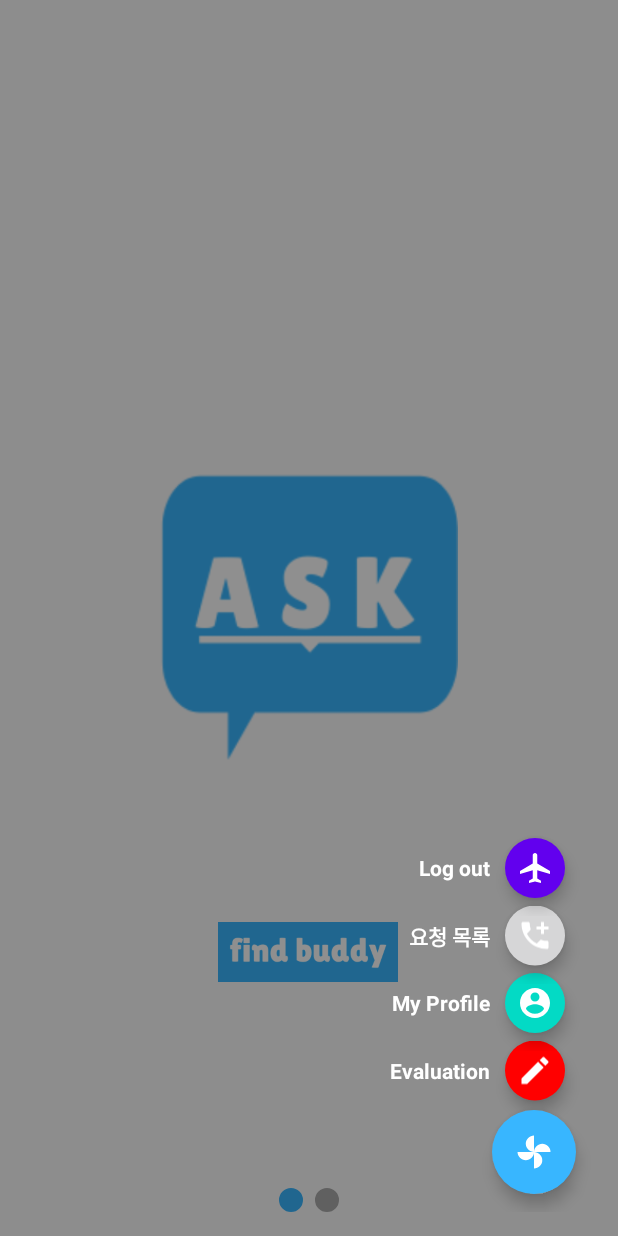
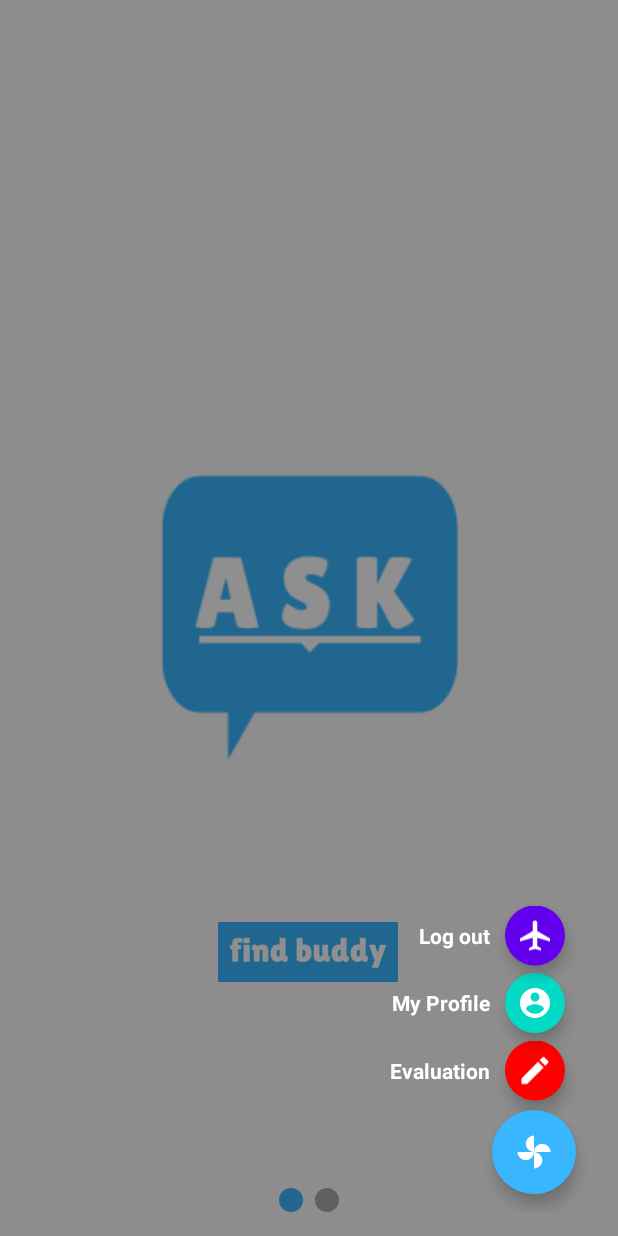
Before and after one commit to kangdonghune/trip22_ver2, an Android app: the QMainActivity screen opened directly, with no data from a screen before it, after a tap on an icon or button, on a phone screen of 412 x 824 dp. Run offline under Robolectric (Android 15) with nearby library versions, the phone set to English and light mode, and no system bars; our stand-ins replace CircleImageView, Firebase (no records; nobody signed in at launch, a user with empty details on screens opened directly), Picasso; libraries missing offline, so code that uses them is left out: com.like; pictures from the network do not load.

Commit message:
버튼 정렬 완료

```diff
--- a/app/src/main/java/com/sw/HeyBuddy2/Main/QMainActivity.java
+++ b/app/src/main/java/com/sw/HeyBuddy2/Main/QMainActivity.java
@@ -36,8 +36,8 @@ public class QMainActivity extends AppCompatActivity {
     private FirebaseFirestore db;
     private FragmentPagerAdapter fragmentPagerAdapter;
 
-    FloatingActionButton fab, fab1, fab2, fab3, fab4;
-    LinearLayout fabLayout1, fabLayout2, fabLayout3, fabLayout4;
+    FloatingActionButton fab, fab1, fab2, fab4;
+    LinearLayout fabLayout1, fabLayout2, fabLayout4;
     View fabBGLayout;
     boolean isFABOpen = false;
 
@@ -63,13 +63,11 @@ public class QMainActivity extends AppCompatActivity {
         //플롯 버튼 제어
         fabLayout1 = (LinearLayout) findViewById(R.id.fabLayout1);
         fabLayout2 = (LinearLayout) findViewById(R.id.fabLayout2);
-        fabLayout3 = (LinearLayout) findViewById(R.id.fabLayout3);
         fabLayout4 = (LinearLayout) findViewById(R.id.fabLayout4);
 
         fab = (FloatingActionButton) findViewById(R.id.fab);
         fab1 = (FloatingActionButton) findViewById(R.id.fab1);
         fab2 = (FloatingActionButton) findViewById(R.id.fab2);
-        fab3 = (FloatingActionButton) findViewById(R.id.fab3);
         fab4 = (FloatingActionButton) findViewById(R.id.fab4);
 
         fabBGLayout = findViewById(R.id.fabBGLayout);
@@ -182,14 +180,12 @@ public class QMainActivity extends AppCompatActivity {
         isFABOpen = true;
         fabLayout1.setVisibility(View.VISIBLE);
         fabLayout2.setVisibility(View.VISIBLE);
-        fabLayout3.setVisibility(View.VISIBLE);
         fabLayout4.setVisibility(View.VISIBLE);
         fabBGLayout.setVisibility(View.VISIBLE);
         fab.animate().rotationBy(180);
         fabLayout1.animate().translationY(-getResources().getDimension(R.dimen.standard_55));
         fabLayout2.animate().translationY(-getResources().getDimension(R.dimen.standard_100));
-        fabLayout3.animate().translationY(-getResources().getDimension(R.dimen.standard_145));
-        fabLayout4.animate().translationY(-getResources().getDimension(R.dimen.standard_190));
+        fabLayout4.animate().translationY(-getResources().getDimension(R.dimen.standard_145));
     }
 
     private void closeFABMenu() {
@@ -198,7 +194,6 @@ public class QMainActivity extends AppCompatActivity {
         fab.animate().rotation(0);
         fabLayout1.animate().translationY(0);
         fabLayout2.animate().translationY(0);
-        fabLayout3.animate().translationY(0);
         fabLayout4.animate().translationY(0).setListener(new Animator.AnimatorListener() {
             @Override
             public void onAnimationStart(Animator animator) { }
@@ -207,7 +202,6 @@ public class QMainActivity extends AppCompatActivity {
                 if (!isFABOpen) {
                     fabLayout1.setVisibility(View.GONE);
                     fabLayout2.setVisibility(View.GONE);
-                    fabLayout3.setVisibility(View.GONE);
                     fabLayout4.setVisibility(View.GONE);
                 }
             }
--- a/app/src/main/res/layout/activity_main.xml
+++ b/app/src/main/res/layout/activity_main.xml
@@ -73,7 +73,7 @@
     </LinearLayout>
 
     <LinearLayout
-        android:id="@+id/fabLayout2"
+        android:id="@+id/fabLayout3"
         android:layout_width="wrap_content"
         android:layout_height="wrap_content"
         android:padding="12dp"
@@ -93,7 +93,7 @@
             android:text="My Profile"/>
 
         <com.google.android.material.floatingactionbutton.FloatingActionButton
-            android:id="@+id/fab2"
+            android:id="@+id/fab3"
             android:layout_width="wrap_content"
             android:layout_height="wrap_content"
             android:layout_marginLeft="10dp"
@@ -104,7 +104,7 @@
 
 
     <LinearLayout
-        android:id="@+id/fabLayout3"
+        android:id="@+id/fabLayout4"
         android:layout_width="wrap_content"
         android:layout_height="wrap_content"
         android:padding="12dp"
@@ -124,45 +124,13 @@
             android:text="요청 받기"/>
 
         <com.google.android.material.floatingactionbutton.FloatingActionButton
-            android:id="@+id/fab3"
+            android:id="@+id/fab4"
             android:layout_width="wrap_content"
             android:layout_height="wrap_content"
             android:layout_marginLeft="10dp"
             app:srcCompat="@drawable/ic_baseline_add_ic_call_24"
             android:tint="@android:color/white"
             android:backgroundTint="@color/colorGreen"
-            app:borderWidth="0dp"
-            app:fabSize="mini"/>
-    </LinearLayout>
-
-    <LinearLayout
-        android:id="@+id/fabLayout4"
-        android:layout_width="wrap_content"
-        android:layout_height="wrap_content"
-        android:padding="12dp"
-        android:clipToPadding="false"
-        android:layout_marginRight="23dp"
-        android:gravity="center_vertical"
-        android:layout_marginBottom="23dp"
-        app:layout_behavior="com.sw.HeyBuddy2.utils.MoveUpwardBehavior"
-        android:layout_gravity="bottom|end"
-        android:visibility="gone">
-
-        <TextView
-            android:layout_width="wrap_content"
-            android:layout_height="wrap_content"
-            android:textStyle="bold"
-            android:textColor="@color/white"
-            android:text="Log out"/>
-
-        <com.google.android.material.floatingactionbutton.FloatingActionButton
-            android:id="@+id/fab4"
-            android:layout_width="wrap_content"
-            android:layout_height="wrap_content"
-            android:layout_marginLeft="10dp"
-            app:srcCompat="@drawable/ic_baseline_airplanemode_active_24"
-            android:tint="@android:color/white"
-            android:backgroundTint="@color/colorPrimary"
             app:borderWidth="0dp"
             app:fabSize="mini"/>
     </LinearLayout>
@@ -185,10 +153,42 @@
             android:layout_height="wrap_content"
             android:textStyle="bold"
             android:textColor="@color/white"
+            android:text="Log out"/>
+
+        <com.google.android.material.floatingactionbutton.FloatingActionButton
+            android:id="@+id/fab5"
+            android:layout_width="wrap_content"
+            android:layout_height="wrap_content"
+            android:layout_marginLeft="10dp"
+            app:srcCompat="@drawable/ic_baseline_airplanemode_active_24"
+            android:tint="@android:color/white"
+            android:backgroundTint="@color/colorPrimary"
+            app:borderWidth="0dp"
+            app:fabSize="mini"/>
+    </LinearLayout>
+
+    <LinearLayout
+        android:id="@+id/fabLayout2"
+        android:layout_width="wrap_content"
+        android:layout_height="wrap_content"
+        android:padding="12dp"
+        android:clipToPadding="false"
+        android:layout_marginRight="23dp"
+        android:gravity="center_vertical"
+        android:layout_marginBottom="23dp"
+        app:layout_behavior="com.sw.HeyBuddy2.utils.MoveUpwardBehavior"
+        android:layout_gravity="bottom|end"
+        android:visibility="gone">
+
+        <TextView
+            android:layout_width="wrap_content"
+            android:layout_height="wrap_content"
+            android:textStyle="bold"
+            android:textColor="@color/white"
             android:text="Evaluation"/>
 
         <com.google.android.material.floatingactionbutton.FloatingActionButton
-            android:id="@+id/fab5"
+            android:id="@+id/fab2"
             android:layout_width="wrap_content"
             android:layout_height="wrap_content"
             android:layout_marginLeft="10dp"
--- a/app/src/main/res/layout/activity_q_main.xml
+++ b/app/src/main/res/layout/activity_q_main.xml
@@ -103,37 +103,6 @@
     </LinearLayout>
 
 
-    <LinearLayout
-        android:id="@+id/fabLayout3"
-        android:layout_width="wrap_content"
-        android:layout_height="wrap_content"
-        android:padding="12dp"
-        android:clipToPadding="false"
-        android:layout_marginRight="23dp"
-        android:gravity="center_vertical"
-        android:layout_marginBottom="23dp"
-        app:layout_behavior="com.sw.HeyBuddy2.utils.MoveUpwardBehavior"
-        android:layout_gravity="bottom|end"
-        android:visibility="gone">
-
-        <TextView
-            android:layout_width="wrap_content"
-            android:layout_height="wrap_content"
-            android:textStyle="bold"
-            android:textColor="@color/white"
-            android:text="요청 목록"/>
-
-        <com.google.android.material.floatingactionbutton.FloatingActionButton
-            android:id="@+id/fab3"
-            android:layout_width="wrap_content"
-            android:layout_height="wrap_content"
-            android:layout_marginLeft="10dp"
-            app:srcCompat="@drawable/ic_baseline_add_ic_call_24"
-            android:tint="@android:color/white"
-            android:backgroundTint="@color/colorGreen"
-            app:borderWidth="0dp"
-            app:fabSize="mini"/>
-    </LinearLayout>
 
     <LinearLayout
         android:id="@+id/fabLayout4"
```
